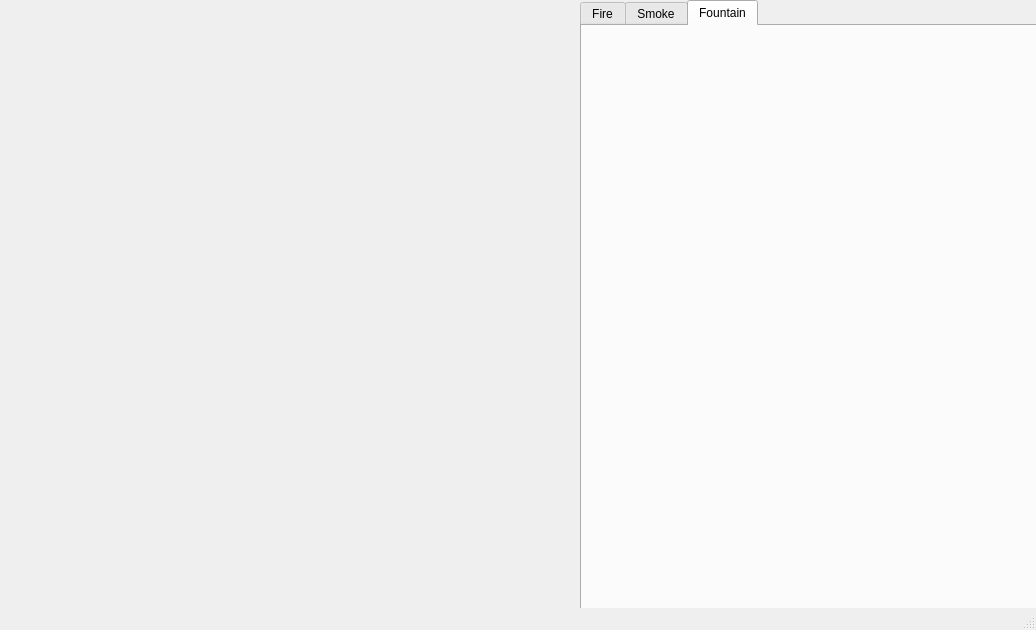
Before: the Qt Designer form Core/mainwindow.ui in arktic/Particule, drawn with Qt 5.
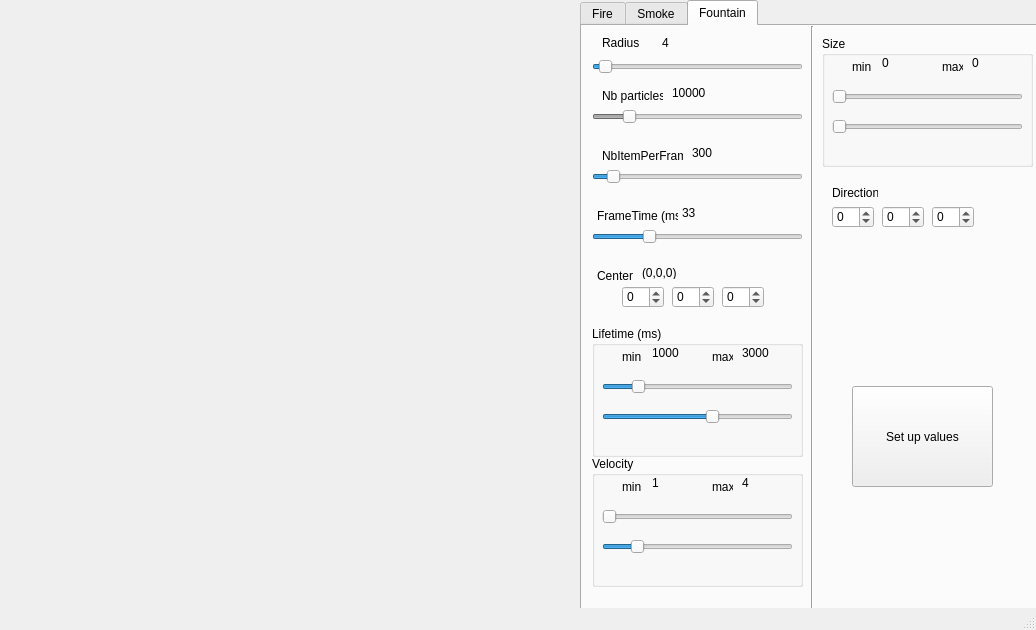
After: the same form once the commit is applied. The open tabs and pages were chosen to show the change. Custom widgets are drawn as their Qt base class.

Commit message: added fountain control

Patch:
```diff
--- a/Core/mainwindow.ui
+++ b/Core/mainwindow.ui
@@ -1527,6 +1527,722 @@
      <attribute name="title">
       <string>Fountain</string>
      </attribute>
+     <widget class="QLabel" name="centerFountainValue">
+      <property name="geometry">
+       <rect>
+        <x>60</x>
+        <y>240</y>
+        <width>46</width>
+        <height>13</height>
+       </rect>
+      </property>
+      <property name="acceptDrops">
+       <bool>true</bool>
+      </property>
+      <property name="text">
+       <string>(0,0,0)</string>
+      </property>
+     </widget>
+     <widget class="QSpinBox" name="centerXFountainSpinbox">
+      <property name="geometry">
+       <rect>
+        <x>40</x>
+        <y>260</y>
+        <width>42</width>
+        <height>22</height>
+       </rect>
+      </property>
+      <property name="minimum">
+       <number>-1000</number>
+      </property>
+      <property name="maximum">
+       <number>1000</number>
+      </property>
+      <property name="singleStep">
+       <number>1</number>
+      </property>
+     </widget>
+     <widget class="QLabel" name="nbItemFountainValue">
+      <property name="geometry">
+       <rect>
+        <x>90</x>
+        <y>60</y>
+        <width>46</width>
+        <height>13</height>
+       </rect>
+      </property>
+      <property name="text">
+       <string>10000</string>
+      </property>
+     </widget>
+     <widget class="QLabel" name="nbItemPerFrameFountainValue">
+      <property name="geometry">
+       <rect>
+        <x>110</x>
+        <y>120</y>
+        <width>46</width>
+        <height>13</height>
+       </rect>
+      </property>
+      <property name="text">
+       <string>300</string>
+      </property>
+     </widget>
+     <widget class="QGroupBox" name="Velocity_2">
+      <property name="geometry">
+       <rect>
+        <x>10</x>
+        <y>430</y>
+        <width>211</width>
+        <height>131</height>
+       </rect>
+      </property>
+      <property name="title">
+       <string>Velocity</string>
+      </property>
+      <widget class="QSlider" name="velocityMinSliderFountain">
+       <property name="geometry">
+        <rect>
+         <x>10</x>
+         <y>50</y>
+         <width>191</width>
+         <height>22</height>
+        </rect>
+       </property>
+       <property name="minimum">
+        <number>1</number>
+       </property>
+       <property name="maximum">
+        <number>20</number>
+       </property>
+       <property name="pageStep">
+        <number>11</number>
+       </property>
+       <property name="orientation">
+        <enum>Qt::Horizontal</enum>
+       </property>
+      </widget>
+      <widget class="QLabel" name="label_39">
+       <property name="geometry">
+        <rect>
+         <x>120</x>
+         <y>20</y>
+         <width>21</width>
+         <height>21</height>
+        </rect>
+       </property>
+       <property name="text">
+        <string>max</string>
+       </property>
+      </widget>
+      <widget class="QLabel" name="velocityMaxFountainValue">
+       <property name="geometry">
+        <rect>
+         <x>150</x>
+         <y>20</y>
+         <width>46</width>
+         <height>13</height>
+        </rect>
+       </property>
+       <property name="text">
+        <string>4</string>
+       </property>
+      </widget>
+      <widget class="QLabel" name="label_40">
+       <property name="geometry">
+        <rect>
+         <x>30</x>
+         <y>20</y>
+         <width>21</width>
+         <height>21</height>
+        </rect>
+       </property>
+       <property name="text">
+        <string>min</string>
+       </property>
+      </widget>
+      <widget class="QLabel" name="velocityMinFountainValue">
+       <property name="geometry">
+        <rect>
+         <x>60</x>
+         <y>20</y>
+         <width>46</width>
+         <height>13</height>
+        </rect>
+       </property>
+       <property name="text">
+        <string>1</string>
+       </property>
+      </widget>
+      <widget class="QSlider" name="velocityMaxSliderFountain">
+       <property name="geometry">
+        <rect>
+         <x>10</x>
+         <y>80</y>
+         <width>191</width>
+         <height>22</height>
+        </rect>
+       </property>
+       <property name="minimum">
+        <number>1</number>
+       </property>
+       <property name="maximum">
+        <number>20</number>
+       </property>
+       <property name="value">
+        <number>4</number>
+       </property>
+       <property name="orientation">
+        <enum>Qt::Horizontal</enum>
+       </property>
+      </widget>
+     </widget>
+     <widget class="QSlider" name="frameTimeSliderFountain">
+      <property name="geometry">
+       <rect>
+        <x>10</x>
+        <y>200</y>
+        <width>211</width>
+        <height>22</height>
+       </rect>
+      </property>
+      <property name="minimum">
+       <number>10</number>
+      </property>
+      <property name="maximum">
+       <number>100</number>
+      </property>
+      <property name="value">
+       <number>33</number>
+      </property>
+      <property name="orientation">
+       <enum>Qt::Horizontal</enum>
+      </property>
+     </widget>
+     <widget class="QSlider" name="radiusSliderFountain">
+      <property name="geometry">
+       <rect>
+        <x>10</x>
+        <y>30</y>
+        <width>211</width>
+        <height>22</height>
+       </rect>
+      </property>
+      <property name="minimum">
+       <number>1</number>
+      </property>
+      <property name="value">
+       <number>4</number>
+      </property>
+      <property name="orientation">
+       <enum>Qt::Horizontal</enum>
+      </property>
+     </widget>
+     <widget class="Line" name="line_2">
+      <property name="geometry">
+       <rect>
+        <x>220</x>
+        <y>0</y>
+        <width>20</width>
+        <height>681</height>
+       </rect>
+      </property>
+      <property name="orientation">
+       <enum>Qt::Vertical</enum>
+      </property>
+     </widget>
+     <widget class="QGroupBox" name="Size_2">
+      <property name="geometry">
+       <rect>
+        <x>240</x>
+        <y>10</y>
+        <width>211</width>
+        <height>131</height>
+       </rect>
+      </property>
+      <property name="title">
+       <string>Size</string>
+      </property>
+      <widget class="QSlider" name="sizeMinSliderFountain">
+       <property name="geometry">
+        <rect>
+         <x>10</x>
+         <y>50</y>
+         <width>191</width>
+         <height>22</height>
+        </rect>
+       </property>
+       <property name="minimum">
+        <number>1</number>
+       </property>
+       <property name="maximum">
+        <number>15</number>
+       </property>
+       <property name="orientation">
+        <enum>Qt::Horizontal</enum>
+       </property>
+      </widget>
+      <widget class="QLabel" name="label_19">
+       <property name="geometry">
+        <rect>
+         <x>120</x>
+         <y>20</y>
+         <width>21</width>
+         <height>21</height>
+        </rect>
+       </property>
+       <property name="text">
+        <string>max</string>
+       </property>
+      </widget>
+      <widget class="QLabel" name="sizeMaxFountainValue">
+       <property name="geometry">
+        <rect>
+         <x>150</x>
+         <y>20</y>
+         <width>46</width>
+         <height>13</height>
+        </rect>
+       </property>
+       <property name="text">
+        <string>0</string>
+       </property>
+      </widget>
+      <widget class="QLabel" name="label_20">
+       <property name="geometry">
+        <rect>
+         <x>30</x>
+         <y>20</y>
+         <width>21</width>
+         <height>21</height>
+        </rect>
+       </property>
+       <property name="text">
+        <string>min</string>
+       </property>
+      </widget>
+      <widget class="QLabel" name="sizeMinFountainValue">
+       <property name="geometry">
+        <rect>
+         <x>60</x>
+         <y>20</y>
+         <width>46</width>
+         <height>13</height>
+        </rect>
+       </property>
+       <property name="text">
+        <string>0</string>
+       </property>
+      </widget>
+      <widget class="QSlider" name="sizeMaxSliderFountain">
+       <property name="geometry">
+        <rect>
+         <x>10</x>
+         <y>80</y>
+         <width>191</width>
+         <height>22</height>
+        </rect>
+       </property>
+       <property name="minimum">
+        <number>1</number>
+       </property>
+       <property name="maximum">
+        <number>15</number>
+       </property>
+       <property name="orientation">
+        <enum>Qt::Horizontal</enum>
+       </property>
+      </widget>
+     </widget>
+     <widget class="QSlider" name="nbItemPerFrameSliderFountain">
+      <property name="geometry">
+       <rect>
+        <x>10</x>
+        <y>140</y>
+        <width>211</width>
+        <height>22</height>
+       </rect>
+      </property>
+      <property name="minimum">
+       <number>100</number>
+      </property>
+      <property name="maximum">
+       <number>3000</number>
+      </property>
+      <property name="singleStep">
+       <number>100</number>
+      </property>
+      <property name="pageStep">
+       <number>100</number>
+      </property>
+      <property name="value">
+       <number>300</number>
+      </property>
+      <property name="orientation">
+       <enum>Qt::Horizontal</enum>
+      </property>
+     </widget>
+     <widget class="QLabel" name="radiusFountainValue">
+      <property name="geometry">
+       <rect>
+        <x>80</x>
+        <y>10</y>
+        <width>46</width>
+        <height>13</height>
+       </rect>
+      </property>
+      <property name="text">
+       <string>4</string>
+      </property>
+     </widget>
+     <widget class="QLabel" name="label_41">
+      <property name="geometry">
+       <rect>
+        <x>20</x>
+        <y>60</y>
+        <width>61</width>
+        <height>20</height>
+       </rect>
+      </property>
+      <property name="text">
+       <string>Nb particles</string>
+      </property>
+     </widget>
+     <widget class="QLabel" name="label_42">
+      <property name="geometry">
+       <rect>
+        <x>15</x>
+        <y>180</y>
+        <width>81</width>
+        <height>20</height>
+       </rect>
+      </property>
+      <property name="text">
+       <string>FrameTime (ms)</string>
+      </property>
+     </widget>
+     <widget class="QLabel" name="label_43">
+      <property name="geometry">
+       <rect>
+        <x>20</x>
+        <y>120</y>
+        <width>81</width>
+        <height>20</height>
+       </rect>
+      </property>
+      <property name="text">
+       <string>NbItemPerFrame</string>
+      </property>
+     </widget>
+     <widget class="QLabel" name="frameTimeFountainValue">
+      <property name="geometry">
+       <rect>
+        <x>100</x>
+        <y>180</y>
+        <width>46</width>
+        <height>13</height>
+       </rect>
+      </property>
+      <property name="text">
+       <string>33</string>
+      </property>
+     </widget>
+     <widget class="QSpinBox" name="centerZFountainSpinbox">
+      <property name="geometry">
+       <rect>
+        <x>140</x>
+        <y>260</y>
+        <width>42</width>
+        <height>22</height>
+       </rect>
+      </property>
+      <property name="minimum">
+       <number>-1000</number>
+      </property>
+      <property name="maximum">
+       <number>1000</number>
+      </property>
+      <property name="singleStep">
+       <number>1</number>
+      </property>
+     </widget>
+     <widget class="QLabel" name="label_44">
+      <property name="geometry">
+       <rect>
+        <x>15</x>
+        <y>240</y>
+        <width>51</width>
+        <height>20</height>
+       </rect>
+      </property>
+      <property name="text">
+       <string>Center</string>
+      </property>
+     </widget>
+     <widget class="QSlider" name="nbItemSliderFountain">
+      <property name="enabled">
+       <bool>false</bool>
+      </property>
+      <property name="geometry">
+       <rect>
+        <x>10</x>
+        <y>80</y>
+        <width>211</width>
+        <height>22</height>
+       </rect>
+      </property>
+      <property name="minimum">
+       <number>1000</number>
+      </property>
+      <property name="maximum">
+       <number>60000</number>
+      </property>
+      <property name="singleStep">
+       <number>1000</number>
+      </property>
+      <property name="value">
+       <number>10000</number>
+      </property>
+      <property name="orientation">
+       <enum>Qt::Horizontal</enum>
+      </property>
+     </widget>
+     <widget class="QLabel" name="label_45">
+      <property name="geometry">
+       <rect>
+        <x>20</x>
+        <y>10</y>
+        <width>46</width>
+        <height>13</height>
+       </rect>
+      </property>
+      <property name="text">
+       <string>Radius</string>
+      </property>
+     </widget>
+     <widget class="QPushButton" name="setValuesButtonFountain">
+      <property name="geometry">
+       <rect>
+        <x>270</x>
+        <y>360</y>
+        <width>141</width>
+        <height>101</height>
+       </rect>
+      </property>
+      <property name="text">
+       <string>Set up values</string>
+      </property>
+     </widget>
+     <widget class="QSpinBox" name="centerYFountainSpinbox">
+      <property name="geometry">
+       <rect>
+        <x>90</x>
+        <y>260</y>
+        <width>42</width>
+        <height>22</height>
+       </rect>
+      </property>
+      <property name="minimum">
+       <number>-1000</number>
+      </property>
+      <property name="maximum">
+       <number>1000</number>
+      </property>
+      <property name="singleStep">
+       <number>1</number>
+      </property>
+     </widget>
+     <widget class="QGroupBox" name="lifetime_2">
+      <property name="geometry">
+       <rect>
+        <x>10</x>
+        <y>300</y>
+        <width>211</width>
+        <height>131</height>
+       </rect>
+      </property>
+      <property name="title">
+       <string>Lifetime (ms)</string>
+      </property>
+      <widget class="QSlider" name="lifetimeMinSliderFountain">
+       <property name="geometry">
+        <rect>
+         <x>10</x>
+         <y>50</y>
+         <width>191</width>
+         <height>22</height>
+        </rect>
+       </property>
+       <property name="minimum">
+        <number>200</number>
+       </property>
+       <property name="maximum">
+        <number>5000</number>
+       </property>
+       <property name="singleStep">
+        <number>100</number>
+       </property>
+       <property name="pageStep">
+        <number>100</number>
+       </property>
+       <property name="value">
+        <number>1000</number>
+       </property>
+       <property name="orientation">
+        <enum>Qt::Horizontal</enum>
+       </property>
+      </widget>
+      <widget class="QLabel" name="label_48">
+       <property name="geometry">
+        <rect>
+         <x>120</x>
+         <y>20</y>
+         <width>21</width>
+         <height>21</height>
+        </rect>
+       </property>
+       <property name="text">
+        <string>max</string>
+       </property>
+      </widget>
+      <widget class="QLabel" name="lifetimeMaxFountainValue">
+       <property name="geometry">
+        <rect>
+         <x>150</x>
+         <y>20</y>
+         <width>46</width>
+         <height>13</height>
+        </rect>
+       </property>
+       <property name="text">
+        <string>3000</string>
+       </property>
+      </widget>
+      <widget class="QLabel" name="label_49">
+       <property name="geometry">
+        <rect>
+         <x>30</x>
+         <y>20</y>
+         <width>21</width>
+         <height>21</height>
+        </rect>
+       </property>
+       <property name="text">
+        <string>min</string>
+       </property>
+      </widget>
+      <widget class="QLabel" name="lifetimeMinFountainValue">
+       <property name="geometry">
+        <rect>
+         <x>60</x>
+         <y>20</y>
+         <width>46</width>
+         <height>13</height>
+        </rect>
+       </property>
+       <property name="text">
+        <string>1000</string>
+       </property>
+      </widget>
+      <widget class="QSlider" name="lifetimeMaxSliderFountain">
+       <property name="geometry">
+        <rect>
+         <x>10</x>
+         <y>80</y>
+         <width>191</width>
+         <height>22</height>
+        </rect>
+       </property>
+       <property name="minimum">
+        <number>200</number>
+       </property>
+       <property name="maximum">
+        <number>5000</number>
+       </property>
+       <property name="singleStep">
+        <number>100</number>
+       </property>
+       <property name="pageStep">
+        <number>100</number>
+       </property>
+       <property name="value">
+        <number>3000</number>
+       </property>
+       <property name="orientation">
+        <enum>Qt::Horizontal</enum>
+       </property>
+      </widget>
+     </widget>
+     <widget class="QLabel" name="label_46">
+      <property name="geometry">
+       <rect>
+        <x>250</x>
+        <y>160</y>
+        <width>46</width>
+        <height>13</height>
+       </rect>
+      </property>
+      <property name="text">
+       <string>Direction</string>
+      </property>
+     </widget>
+     <widget class="QSpinBox" name="directionXFountainSpinbox">
+      <property name="geometry">
+       <rect>
+        <x>250</x>
+        <y>180</y>
+        <width>42</width>
+        <height>22</height>
+       </rect>
+      </property>
+      <property name="minimum">
+       <number>-1000</number>
+      </property>
+      <property name="maximum">
+       <number>1000</number>
+      </property>
+      <property name="singleStep">
+       <number>1</number>
+      </property>
+     </widget>
+     <widget class="QSpinBox" name="directionZFountainSpinbox">
+      <property name="geometry">
+       <rect>
+        <x>350</x>
+        <y>180</y>
+        <width>42</width>
+        <height>22</height>
+       </rect>
+      </property>
+      <property name="minimum">
+       <number>-1000</number>
+      </property>
+      <property name="maximum">
+       <number>1000</number>
+      </property>
+      <property name="singleStep">
+       <number>1</number>
+      </property>
+     </widget>
+     <widget class="QSpinBox" name="directionYFountainSpinbox">
+      <property name="geometry">
+       <rect>
+        <x>300</x>
+        <y>180</y>
+        <width>42</width>
+        <height>22</height>
+       </rect>
+      </property>
+      <property name="minimum">
+       <number>-1000</number>
+      </property>
+      <property name="maximum">
+       <number>1000</number>
+      </property>
+      <property name="singleStep">
+       <number>1</number>
+      </property>
+     </widget>
     </widget>
    </widget>
   </widget>
```
Left out of the diff: 146 changed lines with no effect on the pictures. The commit also changes 4 other files.
